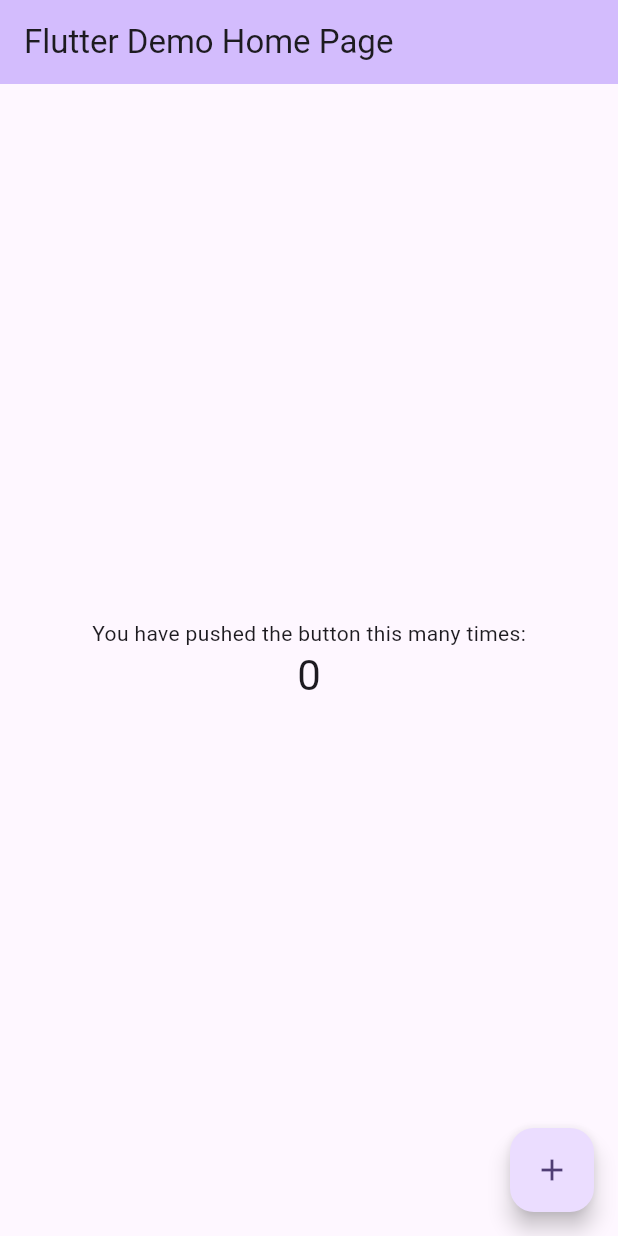
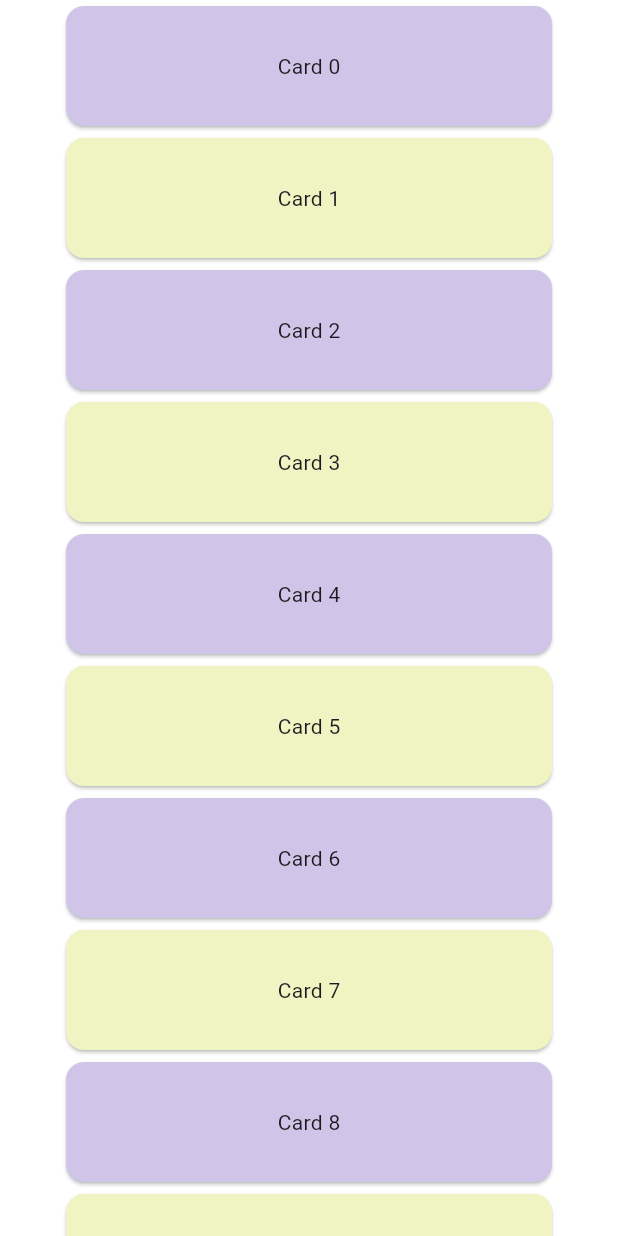
Before and after one commit to azix-khan/Reorderable-List-View-Widget, a Flutter app: the screen it shows after launch, on a phone screen of 412 x 824 dp. Run offline on Flutter 3.47's test engine with Material 3 defaults, Android fonts, the light colour scheme and no system bars.

Commit message:
reorderable list view class added

```diff
--- a/lib/main.dart
+++ b/lib/main.dart
@@ -1,4 +1,5 @@
 import 'package:flutter/material.dart';
+import 'package:reorderable_list_view/reorderable_list_view_screen.dart';
 
 void main() {
   runApp(const MyApp());
@@ -7,119 +8,15 @@
 class MyApp extends StatelessWidget {
   const MyApp({super.key});
 
-  // This widget is the root of your application.
   @override
   Widget build(BuildContext context) {
     return MaterialApp(
-      title: 'Flutter Demo',
+      title: 'Flutter Reorderable List View widget',
       theme: ThemeData(
-        // This is the theme of your application.
-        //
-        // TRY THIS: Try running your application with "flutter run". You'll see
-        // the application has a purple toolbar. Then, without quitting the app,
-        // try changing the seedColor in the colorScheme below to Colors.green
-        // and then invoke "hot reload" (save your changes or press the "hot
-        // reload" button in a Flutter-supported IDE, or press "r" if you used
-        // the command line to start the app).
-        //
-        // Notice that the counter didn't reset back to zero; the application
-        // state is not lost during the reload. To reset the state, use hot
-        // restart instead.
-        //
-        // This works for code too, not just values: Most code changes can be
-        // tested with just a hot reload.
         colorScheme: ColorScheme.fromSeed(seedColor: Colors.deepPurple),
         useMaterial3: true,
       ),
-      home: const MyHomePage(title: 'Flutter Demo Home Page'),
+      home: const ReorderableListViewScreen(),
     );
   }
 }
-
-class MyHomePage extends StatefulWidget {
-  const MyHomePage({super.key, required this.title});
-
-  // This widget is the home page of your application. It is stateful, meaning
-  // that it has a State object (defined below) that contains fields that affect
-  // how it looks.
-
-  // This class is the configuration for the state. It holds the values (in this
-  // case the title) provided by the parent (in this case the App widget) and
-  // used by the build method of the State. Fields in a Widget subclass are
-  // always marked "final".
-
-  final String title;
-
-  @override
-  State<MyHomePage> createState() => _MyHomePageState();
-}
-
-class _MyHomePageState extends State<MyHomePage> {
-  int _counter = 0;
-
-  void _incrementCounter() {
-    setState(() {
-      // This call to setState tells the Flutter framework that something has
-      // changed in this State, which causes it to rerun the build method below
-      // so that the display can reflect the updated values. If we changed
-      // _counter without calling setState(), then the build method would not be
-      // called again, and so nothing would appear to happen.
-      _counter++;
-    });
-  }
-
-  @override
-  Widget build(BuildContext context) {
-    // This method is rerun every time setState is called, for instance as done
-    // by the _incrementCounter method above.
-    //
-    // The Flutter framework has been optimized to make rerunning build methods
-    // fast, so that you can just rebuild anything that needs updating rather
-    // than having to individually change instances of widgets.
-    return Scaffold(
-      appBar: AppBar(
-        // TRY THIS: Try changing the color here to a specific color (to
-        // Colors.amber, perhaps?) and trigger a hot reload to see the AppBar
-        // change color while the other colors stay the same.
-        backgroundColor: Theme.of(context).colorScheme.inversePrimary,
-        // Here we take the value from the MyHomePage object that was created by
-        // the App.build method, and use it to set our appbar title.
-        title: Text(widget.title),
-      ),
-      body: Center(
-        // Center is a layout widget. It takes a single child and positions it
-        // in the middle of the parent.
-        child: Column(
-          // Column is also a layout widget. It takes a list of children and
-          // arranges them vertically. By default, it sizes itself to fit its
-          // children horizontally, and tries to be as tall as its parent.
-          //
-          // Column has various properties to control how it sizes itself and
-          // how it positions its children. Here we use mainAxisAlignment to
-          // center the children vertically; the main axis here is the vertical
-          // axis because Columns are vertical (the cross axis would be
-          // horizontal).
-          //
-          // TRY THIS: Invoke "debug painting" (choose the "Toggle Debug Paint"
-          // action in the IDE, or press "p" in the console), to see the
-          // wireframe for each widget.
-          mainAxisAlignment: MainAxisAlignment.center,
-          children: <Widget>[
-            const Text(
-              'You have pushed the button this many times:',
-            ),
-            Text(
-              '$_counter',
-              style: Theme.of(context).textTheme.headlineMedium,
-            ),
-          ],
-        ),
-      ),
-      floatingActionButton: FloatingActionButton(
-        onPressed: _incrementCounter,
-        tooltip: 'Increment',
-        child: const Icon(Icons.add),
-      ), // This trailing comma makes auto-formatting nicer for build methods.
-    );
-  }
-}
--- /dev/null
+++ b/lib/reorderable_list_view_screen.dart
@@ -0,0 +1,70 @@
+import 'dart:ui';
+
+import 'package:flutter/material.dart';
+
+class ReorderableListViewScreen extends StatefulWidget {
+  const ReorderableListViewScreen({super.key});
+
+  @override
+  State<ReorderableListViewScreen> createState() =>
+      _ReorderableListViewScreenState();
+}
+
+class _ReorderableListViewScreenState extends State<ReorderableListViewScreen> {
+  final List<int> _items = List<int>.generate(50, (int index) => index);
+  @override
+  Widget build(BuildContext context) {
+    final Color oddItemColor = Colors.lime.shade100;
+    final Color evenItemColor = Colors.deepPurple.shade100;
+    final List<Card> cards = <Card>[
+      for (int index = 0; index < _items.length; index += 1)
+        Card(
+          key: Key('$index'),
+          color: _items[index].isOdd ? oddItemColor : evenItemColor,
+          child: SizedBox(
+            height: 80,
+            child: Center(
+              child: Text('Card ${_items[index]}'),
+            ),
+          ),
+        ),
+    ];
+    Widget proxyDecorator(
+        Widget child, int index, Animation<double> animation) {
+      return AnimatedBuilder(
+        animation: animation,
+        builder: (BuildContext context, Widget? child) {
+          final double animValue = Curves.easeInOut.transform(animation.value);
+          final double elevation = lerpDouble(1, 6, animValue)!;
+          final double scale = lerpDouble(1, 1.02, animValue)!;
+          return Transform.scale(
+            scale: scale,
+            // Create a Card based on the color and the content of the dragged one
+            // and set its elevation to the animated value.
+            child: Card(
+              elevation: elevation,
+              color: cards[index].color,
+              child: cards[index].child,
+            ),
+          );
+        },
+        child: child,
+      );
+    }
+
+    return ReorderableListView(
+      padding: const EdgeInsets.symmetric(horizontal: 40),
+      proxyDecorator: proxyDecorator,
+      onReorder: (int oldIndex, int newIndex) {
+        setState(() {
+          if (oldIndex < newIndex) {
+            newIndex -= 1;
+          }
+          final int item = _items.removeAt(oldIndex);
+          _items.insert(newIndex, item);
+        });
+      },
+      children: cards,
+    );
+  }
+}
```
